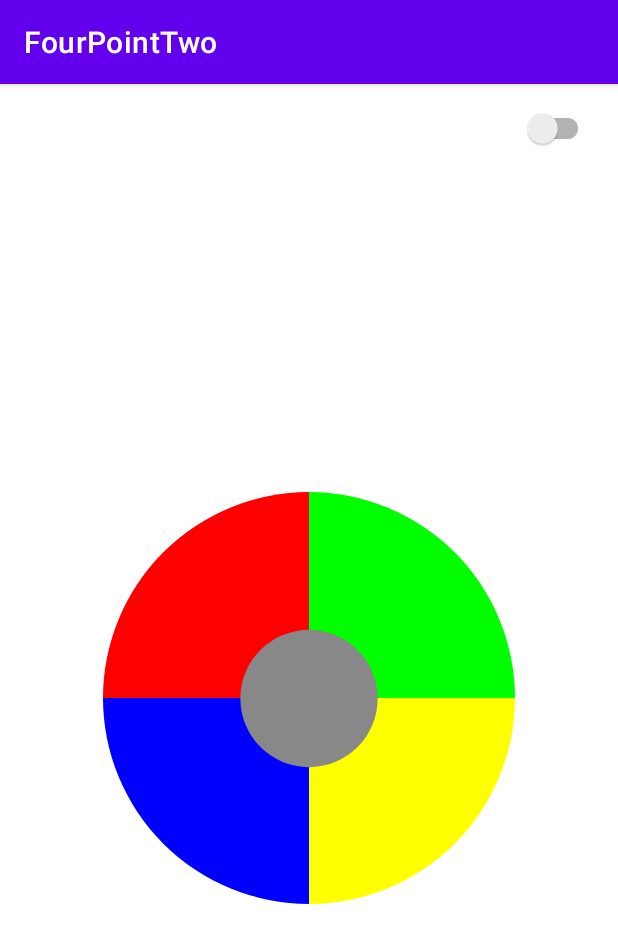
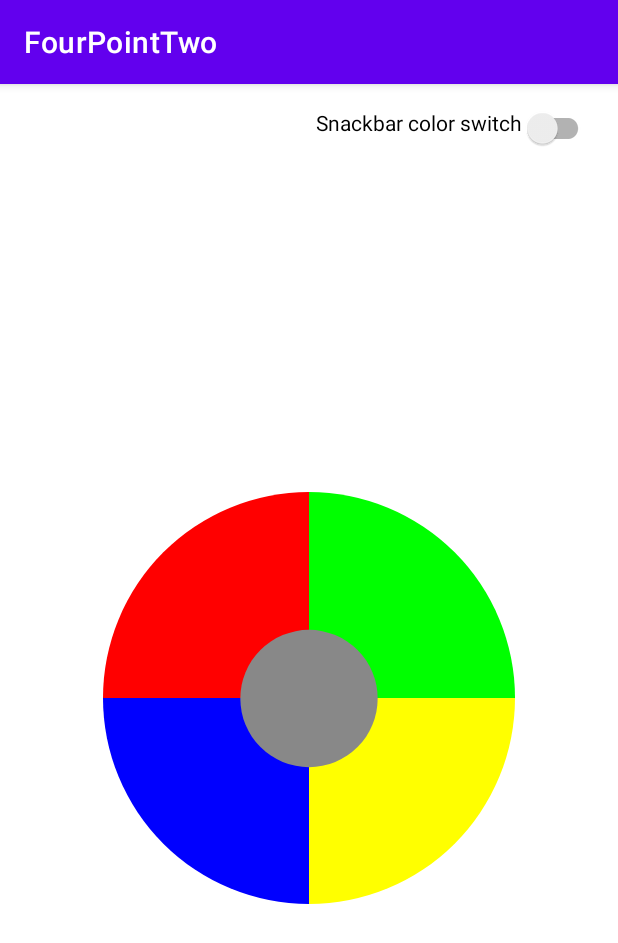
Before and after one commit to alekseyka2000/HomeWork, an Android app: the screen it shows after launch (MainActivity), on a phone screen of 412 x 824 dp. Shown: the top 943 px of the screen. Run offline under Robolectric (Android 15) with nearby library versions, the phone set to English and light mode, and no system bars.

Commit message:
Correction of typical mistakes

```diff
--- a/fourpointtwo/src/main/java/com/example/fourpointtwo/CustomViewForGame.kt
+++ b/fourpointtwo/src/main/java/com/example/fourpointtwo/CustomViewForGame.kt
@@ -106,9 +106,9 @@ class CustomViewForGame @JvmOverloads constructor(
             add(newColor)
         }
         paint.color = colors[newColor]
-        if (snackbar) Snackbar.make(this, "You push sector", Snackbar.LENGTH_SHORT)
+        if (snackbar) Snackbar.make(this, context.getString(R.string.push_sector), Snackbar.LENGTH_SHORT)
             .setTextColor(colors[oldColor]).show()
-        else Snackbar.make(this, "You push sector", Snackbar.LENGTH_SHORT).show()
+        else Snackbar.make(this, context.getString(R.string.push_sector), Snackbar.LENGTH_SHORT).show()
         invalidate()
     }
 
@@ -126,7 +126,7 @@ class CustomViewForGame @JvmOverloads constructor(
         paint2.color = colors[useColorsList[1]]
         paint3.color = colors[useColorsList[2]]
         paint4.color = colors[useColorsList[3]]
-        Snackbar.make(this, "You push center", Snackbar.LENGTH_SHORT).show()
+        Snackbar.make(this, context.getString(R.string.push_center), Snackbar.LENGTH_SHORT).show()
         invalidate()
     }
 
--- a/fourpointtwo/src/main/java/com/example/fourpointtwo/MainActivity.kt
+++ b/fourpointtwo/src/main/java/com/example/fourpointtwo/MainActivity.kt
@@ -2,7 +2,8 @@ package com.example.fourpointtwo
 
 import androidx.appcompat.app.AppCompatActivity
 import android.os.Bundle
-import kotlinx.android.synthetic.main.activity_main.*
+import kotlinx.android.synthetic.main.activity_main.switchColor
+import kotlinx.android.synthetic.main.activity_main.customView
 
 class MainActivity : AppCompatActivity() {
     override fun onCreate(savedInstanceState: Bundle?) {
--- a/fourpointtwo/src/main/res/layout/activity_main.xml
+++ b/fourpointtwo/src/main/res/layout/activity_main.xml
@@ -12,7 +12,8 @@
         android:layout_height="wrap_content"
         android:gravity="end"
         android:padding="16dp"
-        app:layout_constraintTop_toTopOf="parent"/>
+        app:layout_constraintTop_toTopOf="parent"
+        android:text="@string/snackbar_color_switch"/>
 
     <com.example.fourpointtwo.CustomViewForGame
         android:id="@+id/customView"
--- a/fourpointtwo/src/main/res/values/attrs.xml
+++ b/fourpointtwo/src/main/res/values/attrs.xml
@@ -1,6 +1,5 @@
 <?xml version="1.0" encoding="utf-8"?>
 <resources>
     <declare-styleable name="CustomViewForGame">
-        <attr name="snackbarColor" format="boolean"/>
     </declare-styleable>
 </resources>
--- a/fourpointtwo/src/main/res/values/strings.xml
+++ b/fourpointtwo/src/main/res/values/strings.xml
@@ -1,3 +1,6 @@
 <resources>
     <string name="app_name">FourPointTwo</string>
+    <string name="snackbar_color_switch">Snackbar color switch</string>
+    <string name="push_center">You push center</string>
+    <string name="push_sector">You push sector</string>
 </resources>
```
